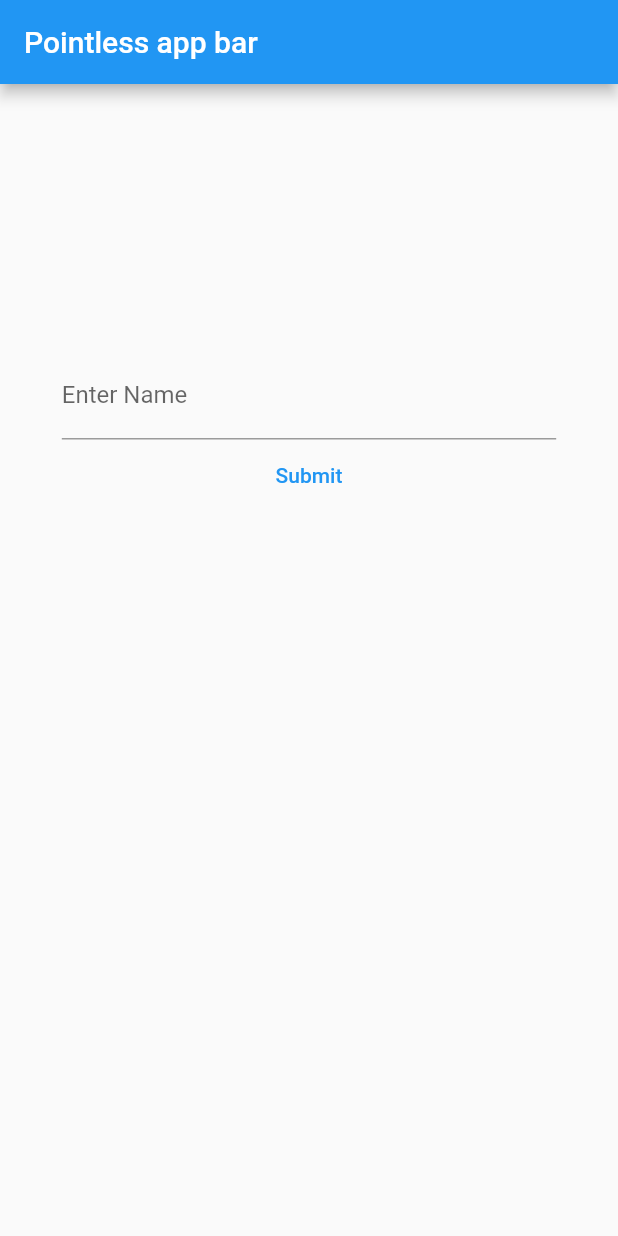
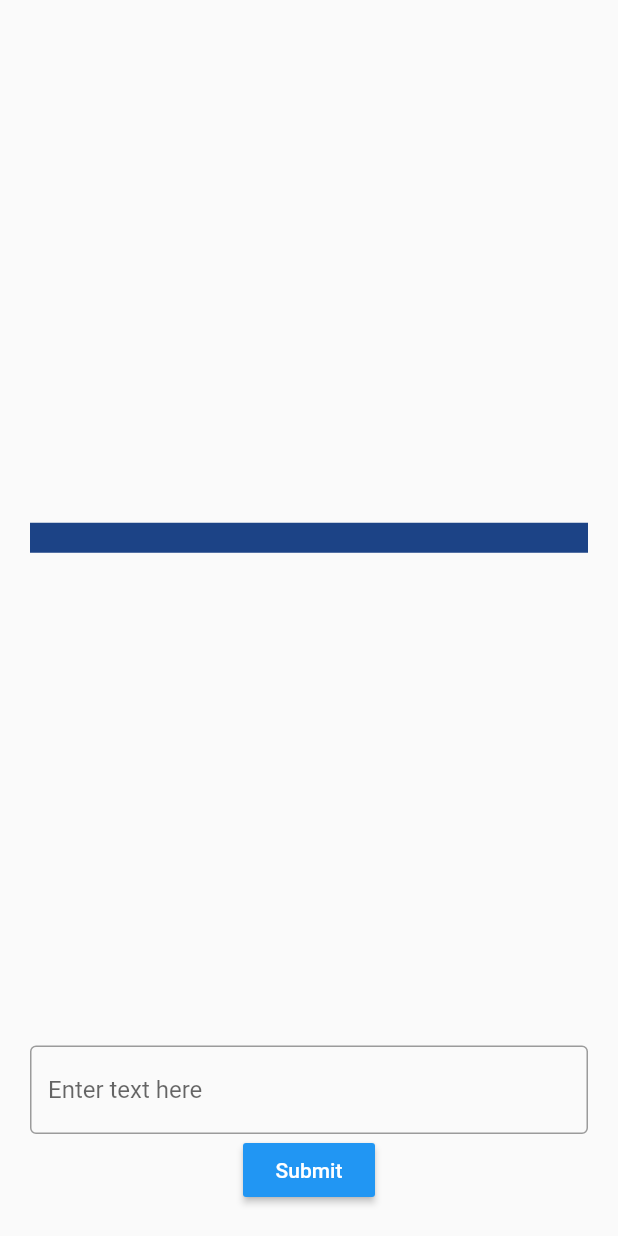
Before and after one commit to jasonjtyler/FlutterTutorials, a Flutter app: the screen it shows after launch, after a tap on "Submit", on a phone screen of 412 x 824 dp. Run offline on Flutter 3.47's test engine with Material 2 defaults, Android fonts, the phone set to English and light mode, and no system bars.

Commit message:
Update main.dart
LEETTTTSS GOOOOOO!!!!!!!!!!!!!!!!!!!!!!!!!!!!!!!!!!!!!!!!!!!!!!!!!!!!!!!!!!

```diff
--- a/dynamic_list/lib/main.dart
+++ b/dynamic_list/lib/main.dart
@@ -1,75 +1,95 @@
-// ignore_for_file: prefer_const_constructors, prefer_const_literals_to_create_immutables
+import 'package:flutter/material.dart';
+import 'dart:math' as math;
 
-import 'package:flutter/material.dart';
-
-//project for a dynamic list. Basically just a list with a button, press the button and it adds another item to the list.
 void main() {
-  runApp(MyApp());
+  runApp(const MyApp());
 }
 
 class MyApp extends StatelessWidget {
-  // I'm commenting out the below text because I don't really know what it does.
-  //const MyApp({Key? key}) : super(key: key);
+  const MyApp({Key? key}) : super(key: key);
 
   @override
   Widget build(BuildContext context) {
     return MaterialApp(
-      title: 'Dynamic List',
+      title: 'Suck It, Jason',
       theme: ThemeData(
         primarySwatch: Colors.blue,
       ),
-      home: HomePage(),
+      home: const MyHomePage(title: 'growable list app'),
     );
   }
 }
 
-// I put this here to instantiate the user input so there is a place to store that data
-// class userInput {
-//   final String? name;
-//   final int? age;
+class MyHomePage extends StatefulWidget {
+  const MyHomePage({Key? key, required this.title}) : super(key: key);
 
-//
-// }
+  final String title;
 
-class userInput {
-  final nameController = TextEditingController;
-  // final ageController = TextEditingController;
+  @override
+  State<MyHomePage> createState() => _MyHomePageState();
 }
 
-//I think I fucked up. since I made it receive 2 data points, a Map would probably have been a better choice...  But since I'm creating a List, I will concatenate the entries
-late List<String?> userInputlist;
+class _MyHomePageState extends State<MyHomePage> {
+  int _counter = 0;
 
-class HomePage extends StatelessWidget {
-  // I'm commenting out the below text because I don't really know what it does.
-  //const Placeholder({Key? key}) : super(key: key);
+  final _textController = TextEditingController();
 
-  final nameController = TextEditingController();
+  final List<String> userInput = <String>[];
 
   @override
   Widget build(BuildContext context) {
     return Scaffold(
-      appBar: AppBar(
-        title: Text('Pointless app bar'),
-      ),
-      body: Center(
-        child: Container(
-          height: MediaQuery.of(context).size.height * .5,
-          width: MediaQuery.of(context).size.width * .8,
+      body: Padding(
+        padding: EdgeInsets.all(20),
+        child: Center(
           child: Column(
-            children: <Widget>[
+            mainAxisAlignment: MainAxisAlignment.center,
+            crossAxisAlignment: CrossAxisAlignment.center,
+            children: [
+              //
+              //Text Display
+              Expanded(
+                  child: Center(
+                child: ListView.builder(
+                  shrinkWrap: true,
+                  itemCount: userInput.length,
+                  itemBuilder: (context, index) {
+                    return Container(
+                      color:
+                          Color((math.Random().nextDouble() * 0xFFFFFF).toInt())
+                              .withOpacity(1.0),
+                      height: 20,
+                      child: Center(
+                        child: Text(
+                          userInput[index],
+                        ),
+                      ),
+                    );
+                  },
+                ),
+              )),
+
+              // Text Input
               TextField(
-                decoration: InputDecoration(labelText: "Enter Name"),
-                controller: nameController,
+                controller: _textController,
+                decoration: const InputDecoration(
+                    border: OutlineInputBorder(), hintText: 'Enter text here'),
               ),
-              // TextField(
-              //   decoration: InputDecoration(labelText: "Enter Age"),
-              //   controller: (ageController),
-              // ),
-              TextButton(
+
+              //Submit button
+              MaterialButton(
                 onPressed: () {
-                  userInputlist.add(nameController);
+                  setState(
+                    () {
+                      userInput.add(_textController.text);
+                    },
+                  );
                 },
-                child: Text('Submit'),
+                color: Colors.blue,
+                child: const Text(
+                  'Submit',
+                  style: TextStyle(color: Colors.white),
+                ),
               ),
             ],
           ),
```
